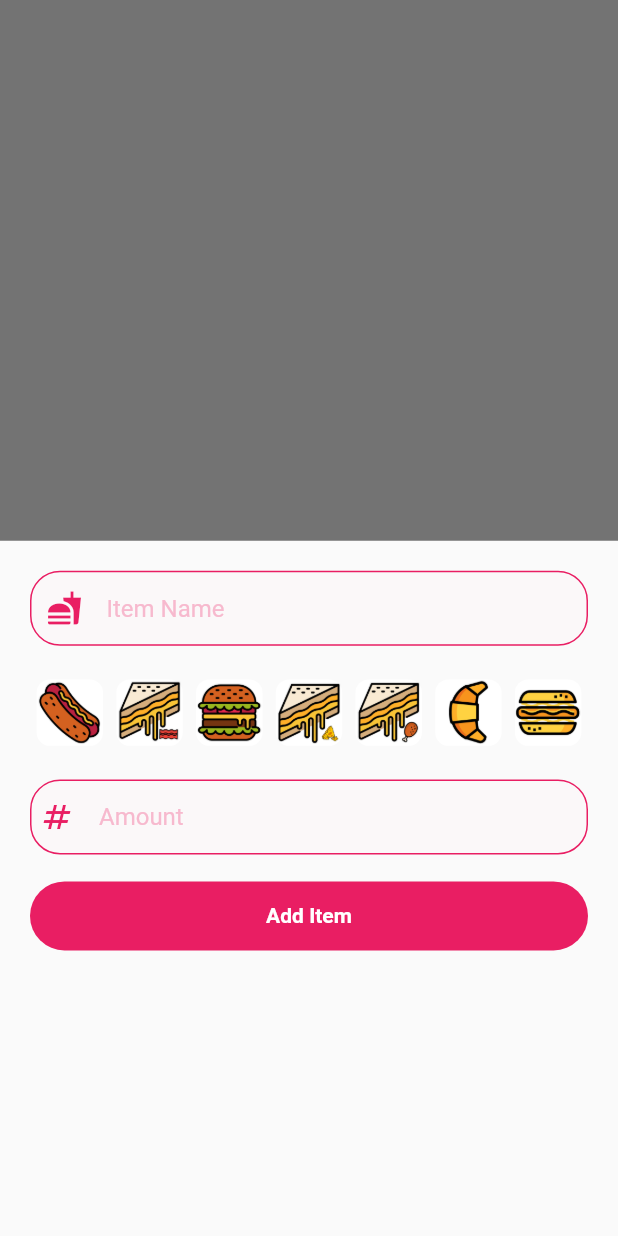
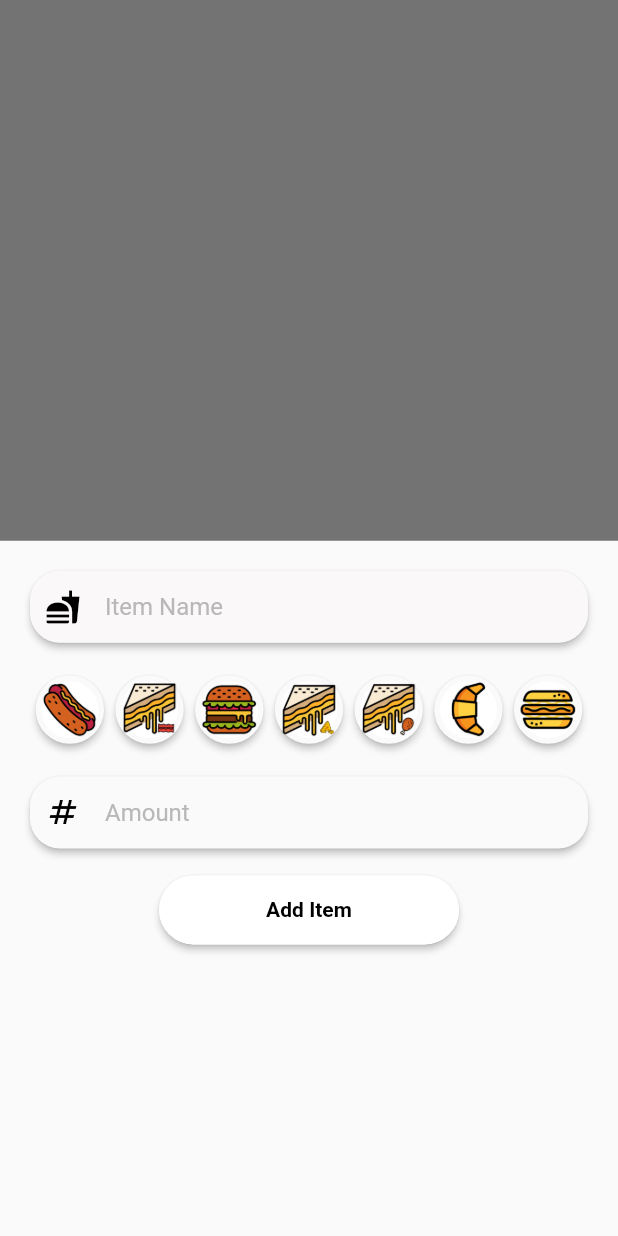
Before and after one commit to Morne-le-Roux/order-up, a Flutter app: the screen it shows after launch, after a tap on the "add" icon, on a phone screen of 412 x 824 dp. Run offline on Flutter 3.47's test engine with Material 2 defaults, Android fonts, the phone set to English and light mode, and no system bars; our stand-ins replace get, shared_preferences.

Commit message:
Adjusted Styling

```diff
--- a/lib/components/bottomsheet.dart
+++ b/lib/components/bottomsheet.dart
@@ -28,7 +28,6 @@ class _AddMenuItemBottomSheetState extends State<AddMenuItemBottomSheet> {
     return Container(
       padding: const EdgeInsets.all(20),
       child: Column(
-        crossAxisAlignment: CrossAxisAlignment.stretch,
         children: [
           Padding(
             padding: const EdgeInsets.only(bottom: 18.0),
@@ -42,7 +41,9 @@ class _AddMenuItemBottomSheetState extends State<AddMenuItemBottomSheet> {
             child: Row(
               mainAxisAlignment: MainAxisAlignment.center,
               children: List.generate(c.iconBoxList.length, (index) {
-                return IconBox(
+                return Container(
+                  margin: const EdgeInsets.all(100),
+                  child: IconBox(
                     icon: c.iconBoxList[index].icon,
                     selected: _selectedIndex == index,
                     onTap: () {
@@ -54,6 +55,7 @@ class _AddMenuItemBottomSheetState extends State<AddMenuItemBottomSheet> {
                         }
                       });
                     },
+                  ),
                 );
               }),
             ),
@@ -61,13 +63,12 @@ class _AddMenuItemBottomSheetState extends State<AddMenuItemBottomSheet> {
 
           //Amount Text Field
           Container(
-            // width: 150,
             margin: const EdgeInsets.only(top: 18, bottom: 18),
-            padding: const EdgeInsets.only(left: 5),
-            decoration: BoxDecoration(
-                border: Border.all(color: kPrimaryColor),
-                color: kSecondaryColor,
-                borderRadius: BorderRadius.circular(20)),
+            child: Material(
+              elevation: 2,
+              borderRadius: BorderRadius.circular(20),
+              child: Container(
+                padding: const EdgeInsets.only(left: 10),
                 child: TextField(
                   onChanged: (value) => itemAmountController.text = value,
                   keyboardType: TextInputType.number,
@@ -80,6 +81,8 @@ class _AddMenuItemBottomSheetState extends State<AddMenuItemBottomSheet> {
                         color: kPrimaryColor,
                       ),
                       border: InputBorder.none),
+                ),
+              ),
             ),
           ),
 
@@ -131,21 +134,23 @@ class _IconBoxState extends State<IconBox> {
   Widget build(BuildContext context) {
     return GestureDetector(
       onTap: widget.onTap,
+      child: Material(
+        elevation: 2,
+        borderRadius: BorderRadius.circular(10000),
         child: Container(
           margin: const EdgeInsets.all(100),
-        // width: 40,
-        // height: 40,
           decoration: BoxDecoration(
             color: widget.selected
                 ? const Color.fromARGB(255, 238, 82, 134)
                 : Colors.white,
             // border: Border.all(color: kPrimaryColor),
-          borderRadius: BorderRadius.circular(200),
+            borderRadius: BorderRadius.circular(10000),
           ),
           child: Center(
               child: Image(
             image: AssetImage(widget.icon),
           )),
+        ),
       ),
     );
   }
@@ -167,14 +172,22 @@ class _AddItemButtonState extends State<AddItemButton> {
   Widget build(BuildContext context) {
     return GestureDetector(
       onTap: widget.onTap,
+      child: Material(
+        elevation: 2,
+        borderRadius: BorderRadius.circular(50),
         child: Container(
+          width: 200,
           padding: const EdgeInsets.symmetric(vertical: 15, horizontal: 20),
           decoration: BoxDecoration(
-            color: kPrimaryColor, borderRadius: BorderRadius.circular(50)),
+            color: Colors.white,
+            borderRadius: BorderRadius.circular(50),
+          ),
           child: const Center(
             child: Text(
               "Add Item",
-            style: TextStyle(color: Colors.white, fontWeight: FontWeight.bold),
+              style:
+                  TextStyle(color: Colors.black, fontWeight: FontWeight.bold),
+            ),
           ),
         ),
       ),
--- a/lib/components/text_input.dart
+++ b/lib/components/text_input.dart
@@ -11,14 +11,14 @@ class TextInput extends StatelessWidget {
 
   @override
   Widget build(BuildContext context) {
-    return Container(
+    return Material(
+      borderRadius: BorderRadius.circular(20),
+      elevation: 2,
+      child: Container(
         padding: const EdgeInsets.only(left: 10),
         decoration: BoxDecoration(
           color: kSecondaryColor,
           borderRadius: BorderRadius.circular(20),
-        border: Border.all(
-          color: kPrimaryColor,
-        ),
         ),
         child: TextField(
           controller: itemNameController,
@@ -38,6 +38,7 @@ class TextInput extends StatelessWidget {
             ),
           ),
         ),
+      ),
     );
   }
 }
--- a/lib/constants.dart
+++ b/lib/constants.dart
@@ -4,10 +4,10 @@ const kBackgroundColor = Colors.pinkAccent;
 
 const kSecondaryColor = Color.fromARGB(71, 252, 243, 246);
 
-const kPrimaryColor = Colors.pink;
+const kPrimaryColor = Color.fromARGB(255, 0, 0, 0);
 
 const kHintTextStyle = TextStyle(
-  color: Color.fromARGB(211, 246, 172, 197),
+  color: Color.fromARGB(210, 170, 170, 170),
   fontSize: 16,
 );
 
--- a/lib/homescreen.dart
+++ b/lib/homescreen.dart
@@ -39,7 +39,7 @@ class _HomeScreenState extends State<HomeScreen> {
           );
           return Scaffold(
             floatingActionButton: FloatingActionButton.small(
-                backgroundColor: Colors.pink,
+                backgroundColor: Colors.white,
                 onPressed: () {
                   showModalBottomSheet(
                       context: context,
@@ -47,7 +47,10 @@ class _HomeScreenState extends State<HomeScreen> {
                         return const AddMenuItemBottomSheet();
                       });
                 },
-                child: const Icon(Icons.add)),
+                child: const Icon(
+                  Icons.add,
+                  color: Colors.black,
+                )),
             body: SafeArea(
               child: Padding(
                   padding: const EdgeInsets.all(10.0),
```
Lines whose indentation alone changed are shown as unchanged.
